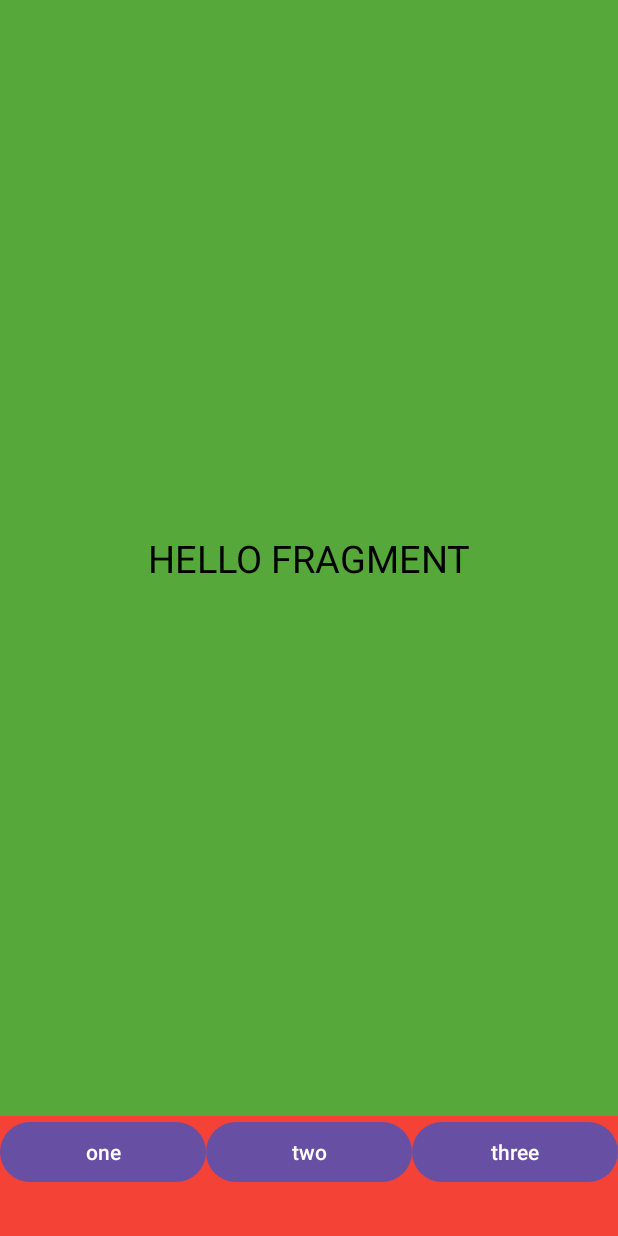
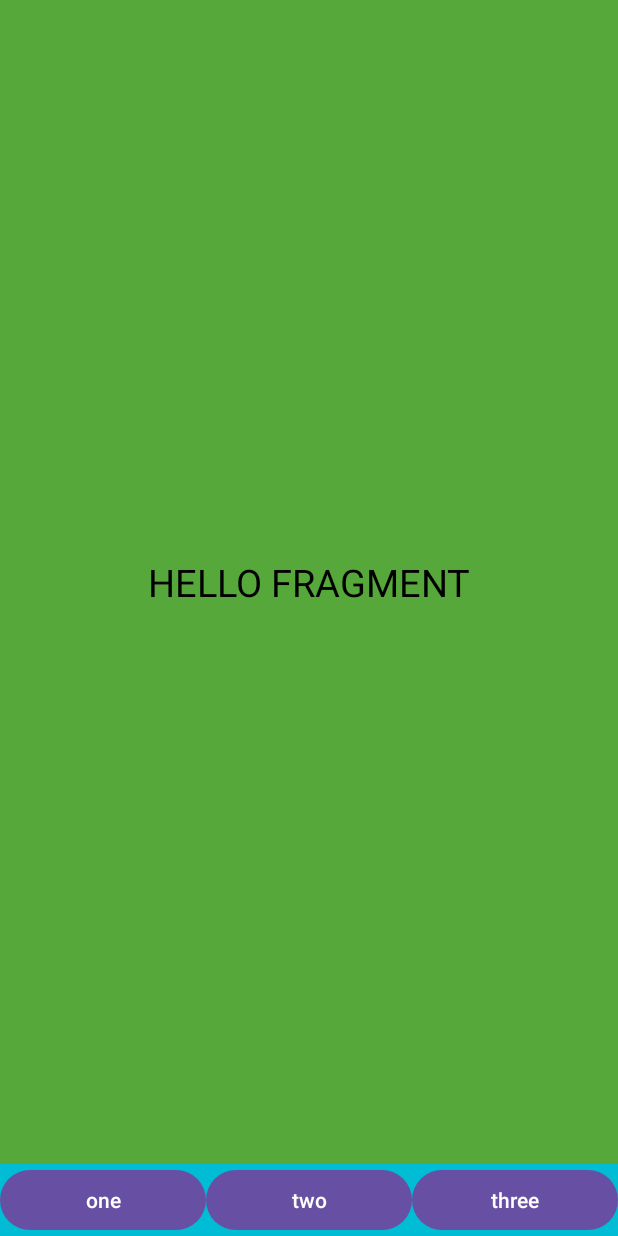
Before and after one commit to QuHung-0/64133129-MobileAppDev, an Android app: the screen it shows after launch (MainActivity), on a phone screen of 412 x 824 dp. Run offline under Robolectric (Android 15) with nearby library versions, the phone set to English and light mode, and no system bars.

Commit message:
Full Code

```diff
--- a/Fragment/app/src/main/res/layout/activity_main.xml
+++ b/Fragment/app/src/main/res/layout/activity_main.xml
@@ -5,7 +5,7 @@
 	android:id="@+id/main"
 	android:layout_width="match_parent"
 	android:layout_height="match_parent"
-	android:background="#F44336"
+	android:background="#FFFFFF"
 	tools:context=".MainActivity">
 
 
@@ -24,7 +24,8 @@
 		android:id="@+id/fragmentContainerView_Footer"
 		android:name="ntu.hung.fragment.Fragment2"
 		android:layout_width="match_parent"
-		android:layout_height="80dp"
+		android:layout_height="wrap_content"
+		android:background="#00BCD4"
 		app:layout_constraintBottom_toBottomOf="parent"
 		app:layout_constraintEnd_toEndOf="parent"
 		app:layout_constraintStart_toStartOf="parent" />
```
